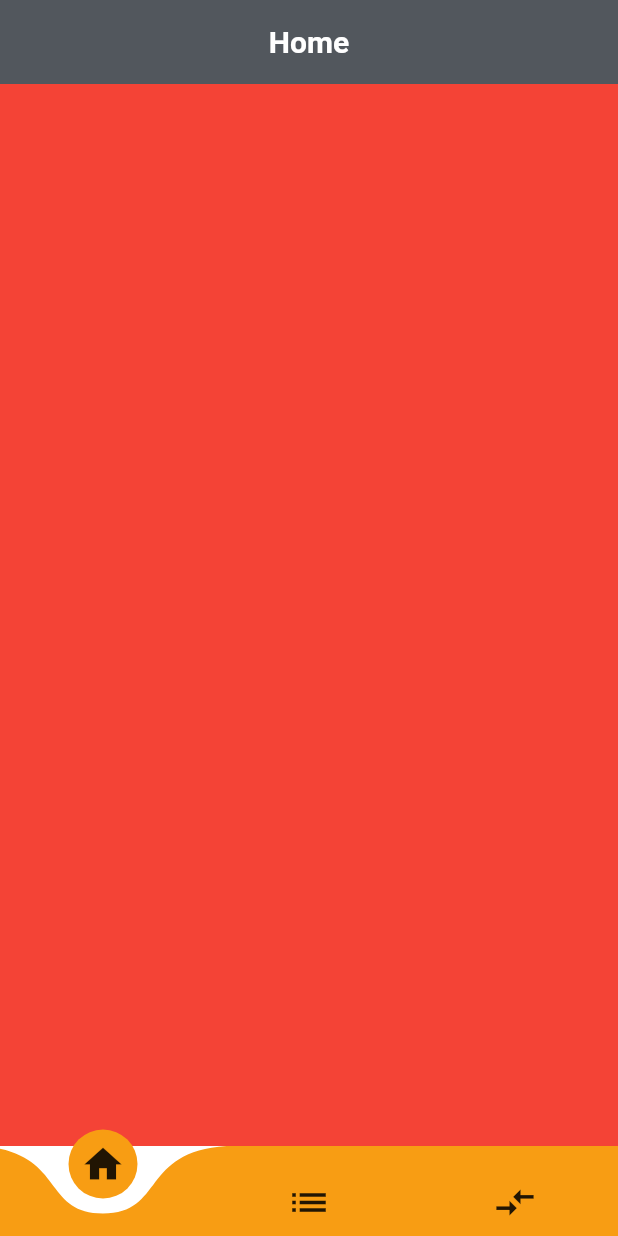
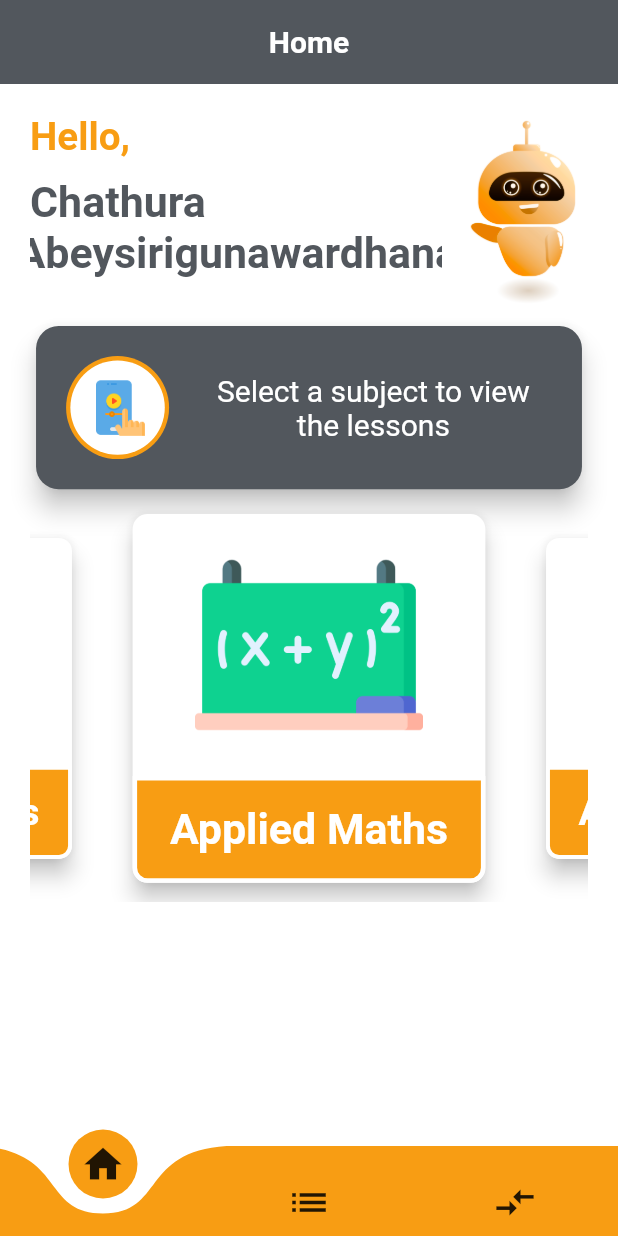
Before and after one commit to dnadawa/Principia-Institute-App, a Flutter app: the HomeStructure screen opened directly, on a phone screen of 412 x 824 dp. Run offline on Flutter 3.47's test engine with Material 2 defaults, Android fonts, the phone set to English and light mode, and no system bars; drawn by our look-alikes of carousel_slider, curved_navigation_bar; our stand-ins replace cloud_firestore, device_info, firebase_auth, firebase_core, flutter_screenutil, fluttertoast and 3 more; accounts and stored records are empty; Roboto replaces fonts that are missing (Ubuntu).

Commit message:
Home Page Carousel Completed

```diff
--- a/lib/screens/home-structure.dart
+++ b/lib/screens/home-structure.dart
@@ -70,11 +70,6 @@ class _HomeStructureState extends State<HomeStructure> with SingleTickerProvider
   Widget build(BuildContext context) {
     return Scaffold(
       backgroundColor: Colors.white,
-      appBar: AppBar(
-          elevation: 0,
-        centerTitle: true,
-        title: CustomText(text: 'Home',color: Colors.white,),
-      ),
       bottomNavigationBar: CurvedNavigationBar(
         backgroundColor: Colors.white,
         color: Theme.of(context).scaffoldBackgroundColor,
@@ -93,9 +88,9 @@ class _HomeStructureState extends State<HomeStructure> with SingleTickerProvider
         controller: tabController,
         physics: NeverScrollableScrollPhysics(),
         children: <Widget>[
-        HomePage(color: Colors.red,),
-        HomePage(color: Colors.white,),
-        HomePage(color: Colors.blue,),
+        HomePage(),
+        HomePage(),
+        HomePage(),
         ],
       ),
     );
--- a/lib/screens/homepage.dart
+++ b/lib/screens/homepage.dart
@@ -1,13 +1,161 @@
+import 'package:carousel_slider/carousel_slider.dart';
 import 'package:flutter/material.dart';
+import 'package:flutter/rendering.dart';
+import 'package:flutter_screenutil/screenutil.dart';
+import 'package:principia/widgets/custom-text.dart';
+import 'package:principia/widgets/marquee.dart';
 
 class HomePage extends StatelessWidget {
-  final Color color;
 
-  const HomePage({Key key, this.color}) : super(key: key);
+  String name = "Chathura Abeysirigunawardhana";
+
+
   @override
   Widget build(BuildContext context) {
+    ScreenUtil.init(context,designSize: Size(720, 1520), allowFontScaling: false);
+    List a = name.split(' ');
+    Widget myCard = Padding(
+      padding:  EdgeInsets.all(ScreenUtil().setWidth(15)),
+      child: Card(
+        shape: RoundedRectangleBorder(
+            borderRadius: BorderRadius.circular(10),
+        ),
+        elevation: 6,
+        child: Column(
+          children: [
+            Padding(
+              padding: EdgeInsets.all(ScreenUtil().setWidth(20)),
+              child: SizedBox(
+                  height: ScreenUtil().setHeight(280),
+                  width: ScreenUtil().setHeight(280),
+                  child: Image.asset('images/maths.png')),
+            ),
+            Expanded(
+              child: Container(
+                decoration: BoxDecoration(
+                    color: Theme.of(context).scaffoldBackgroundColor,
+                    borderRadius: BorderRadius.vertical(bottom: Radius.circular(10)),
+                  border: Border.all(color: Colors.white,width: 3)
+                ),
+                child: Center(
+                  child: Padding(
+                    padding:  EdgeInsets.all(ScreenUtil().setHeight(20)),
+                    child: CustomText(text: 'Applied Maths',color: Colors.white,size: ScreenUtil().setSp(50),),
+                  ),
+                ),
+              ),
+            ),
+          ],
+        ),
+      ),
+    );
     return Scaffold(
-      backgroundColor: color,
+      backgroundColor: Colors.white,
+      appBar: AppBar(
+        elevation: 0,
+        centerTitle: true,
+        title: CustomText(text: 'Home',color: Colors.white,),
+      ),
+      body: Padding(
+        padding:  EdgeInsets.all(ScreenUtil().setWidth(35)),
+        child: Column(
+          children: [
+            Container(
+              height: ScreenUtil().screenHeight/6,
+              child: Stack(
+                children: [
+                  Align(
+                      alignment: Alignment.topRight,
+                      child: Image.asset('images/home.png')
+                  ),
+                  Column(
+                    crossAxisAlignment: CrossAxisAlignment.start,
+                    children: [
+                      CustomText(text: 'Hello,',size: ScreenUtil().setSp(45),color: Theme.of(context).scaffoldBackgroundColor,),
+                      SizedBox(height: ScreenUtil().setWidth(20),),
+                      Container(
+                        width: ScreenUtil().setWidth(480),
+                        decoration: BoxDecoration(
+                          color: Colors.white,
+                          borderRadius: BorderRadius.circular(10)
+                        ),
+                        child: MarqueeWidget(
+                          child: CustomText(
+                            text: 'Chathura',
+                            size: ScreenUtil().setSp(50),
+                            align: TextAlign.start,
+                          ),
+                        ),
+                      ),
+                      Container(
+                        width: ScreenUtil().setWidth(480),
+                        decoration: BoxDecoration(
+                          color: Colors.white,
+                          borderRadius: BorderRadius.circular(10)
+                        ),
+                        child: MarqueeWidget(
+                          child: CustomText(
+                            text: 'Abeysirigunawardhana',
+                            size: ScreenUtil().setSp(50),
+                            align: TextAlign.start,
+                          ),
+                        ),
+                      ),
+                    ],
+                  )
+                ],
+              ),
+            ),
+            Card(
+              shape: RoundedRectangleBorder(
+                borderRadius: BorderRadius.circular(15)
+              ),
+              elevation: 7,
+              color: Theme.of(context).primaryColor,
+              child: Padding(
+                padding: EdgeInsets.all(ScreenUtil().setWidth(35)),
+                child: Row(
+                  children: [
+                    CircleAvatar(
+                      radius: ScreenUtil().setWidth(60),
+                      backgroundColor: Theme.of(context).scaffoldBackgroundColor,
+                      child: CircleAvatar(
+                        backgroundColor: Colors.white,
+                        radius: ScreenUtil().setWidth(55),
+                        child: SizedBox(
+                            width:  ScreenUtil().setWidth(70),
+                            height:  ScreenUtil().setWidth(70),
+                            child: Image.asset('images/homeicon.png')),
+                      ),
+                    ),
+                    SizedBox(width: ScreenUtil().setWidth(30),),
+                    Flexible(
+                        child: CustomText(text: 'Select a subject to view the lessons',color: Colors.white,size: ScreenUtil().setSp(35),isBold: false,))
+                  ],
+                ),
+              ),
+            ),
+
+            CarouselSlider(
+              options: CarouselOptions(
+                autoPlay: true,
+                viewportFraction: 0.7,
+                enlargeCenterPage: true,
+                pauseAutoPlayOnTouch: true,
+                aspectRatio: 192/225,
+                initialPage: 2,
+                height: ScreenUtil().setHeight(500)
+              ),
+              items: [
+                myCard,
+                myCard,
+                myCard
+              ],
+            ),
+          ],
+        ),
+      ),
     );
+
   }
 }
--- /dev/null
+++ b/lib/widgets/marquee.dart
@@ -0,0 +1,60 @@
+import 'package:flutter/material.dart';
+
+class MarqueeWidget extends StatefulWidget {
+  final Widget child;
+  final Axis direction;
+  final Duration animationDuration, backDuration, pauseDuration;
+
+
+  MarqueeWidget({
+    @required this.child,
+    this.direction: Axis.horizontal,
+    this.animationDuration: const Duration(milliseconds: 3000),
+    this.backDuration: const Duration(milliseconds: 800),
+    this.pauseDuration: const Duration(milliseconds: 800),
+  });
+
+  @override
+  _MarqueeWidgetState createState() => _MarqueeWidgetState();
+}
+
+class _MarqueeWidgetState extends State<MarqueeWidget> {
+  ScrollController scrollController;
+
+  @override
+  void initState() {
+    scrollController = ScrollController(initialScrollOffset: 50.0);
+    WidgetsBinding.instance.addPostFrameCallback(scroll);
+    super.initState();
+  }
+
+  @override
+  void dispose(){
+    scrollController.dispose();
+    super.dispose();
+  }
+
+  @override
+  Widget build(BuildContext context) {
+    return SingleChildScrollView(
+      child: widget.child,
+      scrollDirection: widget.direction,
+      controller: scrollController,
+    );
+  }
+
+  void scroll(_) async {
+    while (scrollController.hasClients) {
+      await Future.delayed(widget.pauseDuration);
+      if(scrollController.hasClients)
+        await scrollController.animateTo(
+            scrollController.position.maxScrollExtent,
+            duration: widget.animationDuration,
+            curve: Curves.ease);
+      await Future.delayed(widget.pauseDuration);
+      if(scrollController.hasClients)
+        await scrollController.animateTo(0.0,
+            duration: widget.backDuration, curve: Curves.easeOut);
+    }
+  }
+}
--- a/pubspec.yaml
+++ b/pubspec.yaml
@@ -38,6 +38,7 @@ dependencies:
   firebase_auth: ^0.18.3
   device_info: ^0.4.2+9
   curved_navigation_bar: ^0.3.4
+  carousel_slider: ^2.3.1
 
 dev_dependencies:
   flutter_test:
```
Also changed, not shown: images/home.png (added), images/homeicon.png (added), images/maths.png (added), pubspec.lock.
